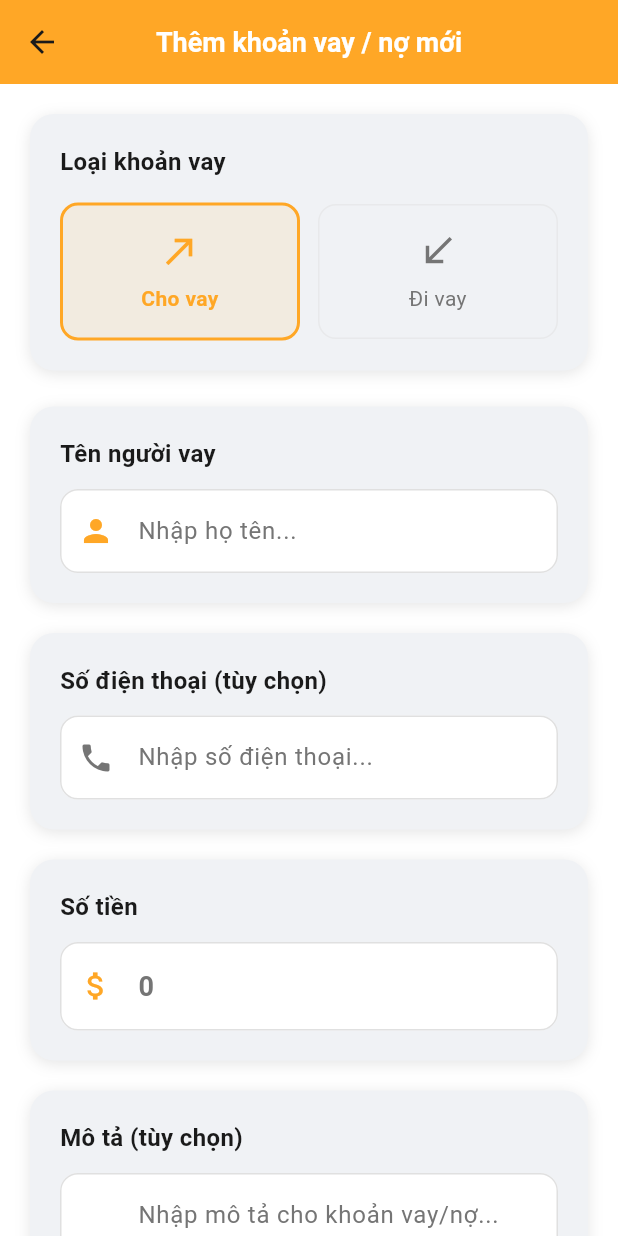
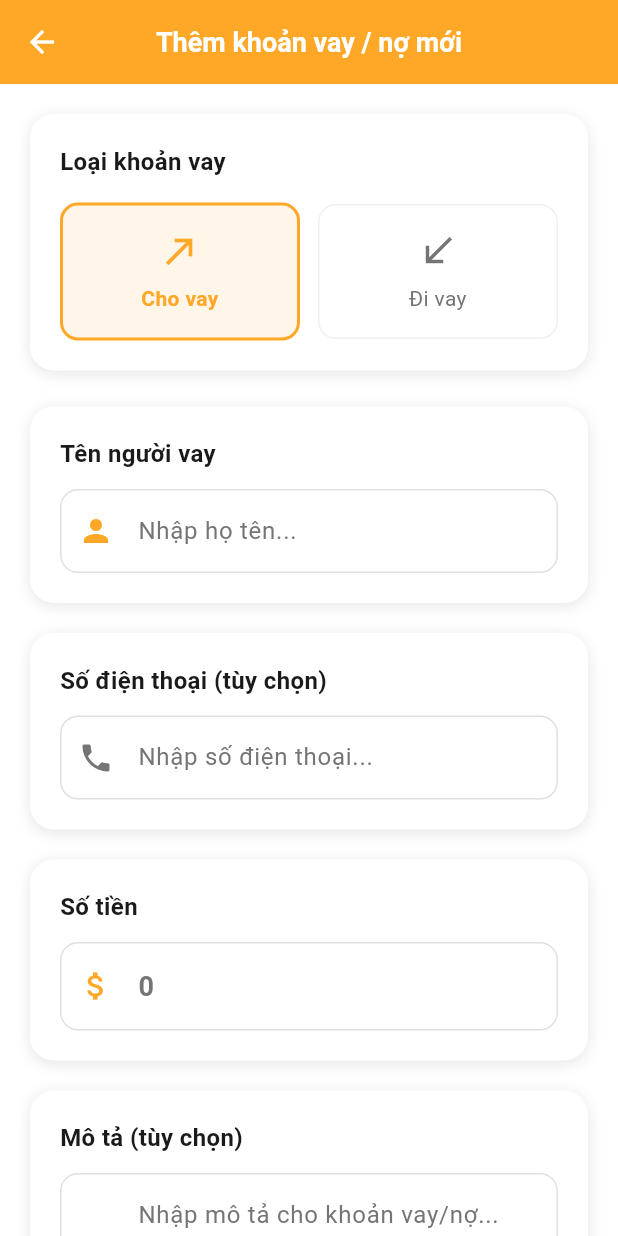
Before and after one commit to HaoAboutMe/DACN-FlutterApp-QLCT, a Flutter app: the AddLoanPage screen opened directly, on a phone screen of 412 x 824 dp. Run offline on Flutter 3.47's test engine with Material 3 defaults, Android fonts, the phone set to English and light mode, and no system bars; our stand-ins replace shared_preferences, sqflite; accounts and stored records are empty.

Commit message:
Fix Border of LightMode to Color White

```diff
--- a/lib/screens/add_loan/add_loan_page.dart
+++ b/lib/screens/add_loan/add_loan_page.dart
@@ -285,6 +285,7 @@ class _AddLoanPageState extends State<AddLoanPage>
         ),
         backgroundColor: _getTypeColor(_selectedType),
         foregroundColor: Colors.white,
+        iconTheme: const IconThemeData(color: Colors.white),
         elevation: 0,
       ),
       body: SafeArea(
@@ -332,11 +333,12 @@ class _AddLoanPageState extends State<AddLoanPage>
   Widget _buildTypeSelector() {
     final theme = Theme.of(context);
     final colorScheme = theme.colorScheme;
+    final isDark = theme.brightness == Brightness.dark;
 
     return Container(
       padding: const EdgeInsets.all(20),
       decoration: BoxDecoration(
-        color: colorScheme.surfaceContainerHighest,
+        color: isDark ? colorScheme.surfaceContainerHighest : Colors.white,
         borderRadius: BorderRadius.circular(16),
         boxShadow: [
           BoxShadow(
@@ -415,11 +417,12 @@ class _AddLoanPageState extends State<AddLoanPage>
   Widget _buildPersonNameField() {
     final theme = Theme.of(context);
     final colorScheme = theme.colorScheme;
+    final isDark = theme.brightness == Brightness.dark;
 
     return Container(
       padding: const EdgeInsets.all(20),
       decoration: BoxDecoration(
-        color: colorScheme.surfaceContainerHighest,
+        color: isDark ? colorScheme.surfaceContainerHighest : Colors.white,
         borderRadius: BorderRadius.circular(16),
         boxShadow: [
           BoxShadow(
@@ -477,11 +480,12 @@ class _AddLoanPageState extends State<AddLoanPage>
   Widget _buildPersonPhoneField() {
     final theme = Theme.of(context);
     final colorScheme = theme.colorScheme;
+    final isDark = theme.brightness == Brightness.dark;
 
     return Container(
       padding: const EdgeInsets.all(20),
       decoration: BoxDecoration(
-        color: colorScheme.surfaceContainerHighest,
+        color: isDark ? colorScheme.surfaceContainerHighest : Colors.white,
         borderRadius: BorderRadius.circular(16),
         boxShadow: [
           BoxShadow(
@@ -531,11 +535,12 @@ class _AddLoanPageState extends State<AddLoanPage>
   Widget _buildAmountField() {
     final theme = Theme.of(context);
     final colorScheme = theme.colorScheme;
+    final isDark = theme.brightness == Brightness.dark;
 
     return Container(
       padding: const EdgeInsets.all(20),
       decoration: BoxDecoration(
-        color: colorScheme.surfaceContainerHighest,
+        color: isDark ? colorScheme.surfaceContainerHighest : Colors.white,
         borderRadius: BorderRadius.circular(16),
         boxShadow: [
           BoxShadow(
@@ -609,11 +614,12 @@ class _AddLoanPageState extends State<AddLoanPage>
   Widget _buildDateSelectors() {
     final theme = Theme.of(context);
     final colorScheme = theme.colorScheme;
+    final isDark = theme.brightness == Brightness.dark;
 
     return Container(
       padding: const EdgeInsets.all(20),
       decoration: BoxDecoration(
-        color: colorScheme.surfaceContainerHighest,
+        color: isDark ? colorScheme.surfaceContainerHighest : Colors.white,
         borderRadius: BorderRadius.circular(16),
         boxShadow: [
           BoxShadow(
@@ -730,11 +736,12 @@ class _AddLoanPageState extends State<AddLoanPage>
   Widget _buildDescriptionField() {
     final theme = Theme.of(context);
     final colorScheme = theme.colorScheme;
+    final isDark = theme.brightness == Brightness.dark;
 
     return Container(
       padding: const EdgeInsets.all(20),
       decoration: BoxDecoration(
-        color: colorScheme.surfaceContainerHighest,
+        color: isDark ? colorScheme.surfaceContainerHighest : Colors.white,
         borderRadius: BorderRadius.circular(16),
         boxShadow: [
           BoxShadow(
@@ -784,11 +791,12 @@ class _AddLoanPageState extends State<AddLoanPage>
   Widget _buildOldDebtToggle() {
     final theme = Theme.of(context);
     final colorScheme = theme.colorScheme;
+    final isDark = theme.brightness == Brightness.dark;
 
     return Container(
       padding: const EdgeInsets.all(20),
       decoration: BoxDecoration(
-        color: colorScheme.surfaceContainerHighest,
+        color: isDark ? colorScheme.surfaceContainerHighest : Colors.white,
         borderRadius: BorderRadius.circular(16),
         boxShadow: [
           BoxShadow(
@@ -844,11 +852,12 @@ class _AddLoanPageState extends State<AddLoanPage>
   Widget _buildReminderSettings() {
     final theme = Theme.of(context);
     final colorScheme = theme.colorScheme;
+    final isDark = theme.brightness == Brightness.dark;
 
     return Container(
       padding: const EdgeInsets.all(20),
       decoration: BoxDecoration(
-        color: colorScheme.surfaceContainerHighest,
+        color: isDark ? colorScheme.surfaceContainerHighest : Colors.white,
         borderRadius: BorderRadius.circular(16),
         boxShadow: [
           BoxShadow(
```
Also changed, not shown: lib/screens/add_transaction/add_transaction_page.dart (+11 -5 lines).
